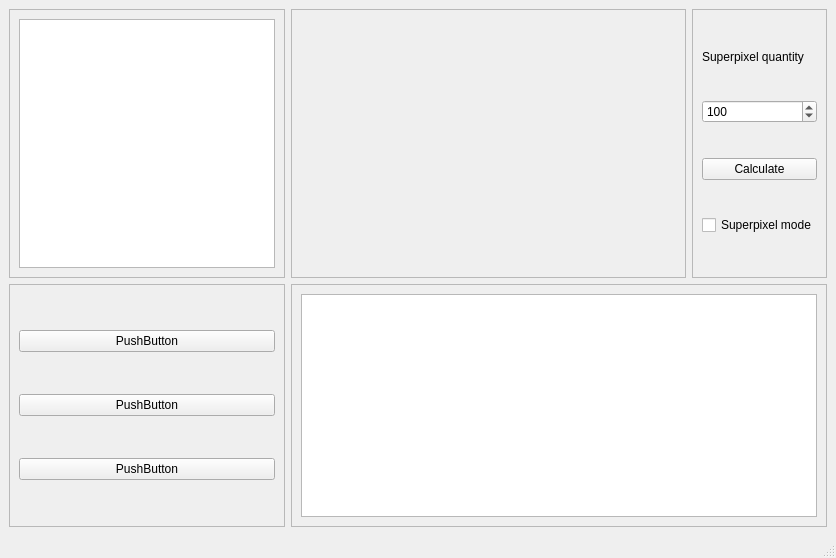
Before: the Qt Designer form gui/bachelor/mainui/designer.ui in MarcoGTL/BachelorProject, drawn with Qt 5.
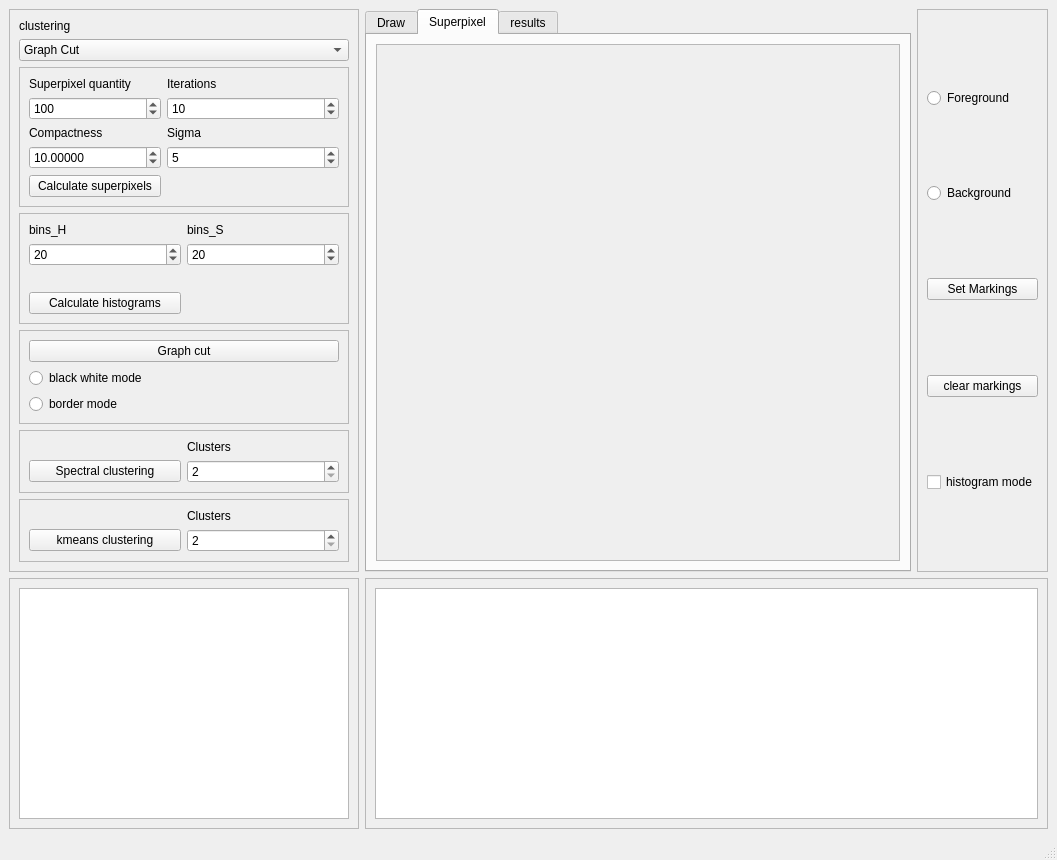
After: the same form once the commit is applied. The open tabs and pages were chosen to show the change.

```diff
--- a/gui/bachelor/mainui/designer.ui
+++ b/gui/bachelor/mainui/designer.ui
@@ -2,6 +2,14 @@
 <ui version="4.0">
  <class>MainWindow</class>
  <widget class="QMainWindow" name="MainWindow">
+  <property name="geometry">
+   <rect>
+    <x>0</x>
+    <y>0</y>
+    <width>1057</width>
+    <height>860</height>
+   </rect>
+  </property>
   <property name="minimumSize">
    <size>
     <width>836</width>
@@ -13,70 +21,317 @@
   </property>
   <widget class="QWidget" name="centralwidget">
    <layout class="QGridLayout" name="gridLayout">
-    <item row="0" column="2">
-     <widget class="QFrame" name="frame_3">
-      <property name="maximumSize">
-       <size>
-        <width>178</width>
-        <height>16777215</height>
-       </size>
-      </property>
-      <property name="frameShape">
-       <enum>QFrame::StyledPanel</enum>
-      </property>
-      <property name="frameShadow">
-       <enum>QFrame::Raised</enum>
-      </property>
-      <layout class="QVBoxLayout" name="verticalLayout_2">
-       <item>
-        <widget class="QLabel" name="label">
-         <property name="maximumSize">
-          <size>
-           <width>132</width>
-           <height>17</height>
-          </size>
-         </property>
-         <property name="text">
-          <string>Superpixel quantity</string>
-         </property>
-        </widget>
-       </item>
-       <item>
-        <widget class="QSpinBox" name="superpixelspin">
-         <property name="minimum">
-          <number>1</number>
-         </property>
-         <property name="maximum">
-          <number>999</number>
-         </property>
-         <property name="value">
-          <number>100</number>
-         </property>
-        </widget>
-       </item>
-       <item>
-        <widget class="QPushButton" name="calculateButton">
-         <property name="text">
-          <string>Calculate</string>
-         </property>
-        </widget>
-       </item>
-       <item>
-        <widget class="QCheckBox" name="superpixelcheck">
-         <property name="text">
-          <string>Superpixel mode</string>
-         </property>
-        </widget>
-       </item>
-      </layout>
-     </widget>
-    </item>
     <item row="0" column="0">
+     <widget class="QFrame" name="frame_5">
+      <property name="maximumSize">
+       <size>
+        <width>350</width>
+        <height>16777215</height>
+       </size>
+      </property>
+      <property name="frameShape">
+       <enum>QFrame::StyledPanel</enum>
+      </property>
+      <property name="frameShadow">
+       <enum>QFrame::Raised</enum>
+      </property>
+      <layout class="QGridLayout" name="gridLayout_2">
+       <item row="2" column="0">
+        <widget class="QFrame" name="frame_7">
+         <property name="frameShape">
+          <enum>QFrame::StyledPanel</enum>
+         </property>
+         <property name="frameShadow">
+          <enum>QFrame::Raised</enum>
+         </property>
+         <layout class="QGridLayout" name="gridLayout_10">
+          <item row="0" column="0">
+           <widget class="QLabel" name="label">
+            <property name="maximumSize">
+             <size>
+              <width>132</width>
+              <height>17</height>
+             </size>
+            </property>
+            <property name="text">
+             <string>Superpixel quantity</string>
+            </property>
+           </widget>
+          </item>
+          <item row="1" column="0">
+           <widget class="QSpinBox" name="superpixelSpinBox">
+            <property name="minimum">
+             <number>1</number>
+            </property>
+            <property name="maximum">
+             <number>9999</number>
+            </property>
+            <property name="value">
+             <number>100</number>
+            </property>
+           </widget>
+          </item>
+          <item row="2" column="1">
+           <widget class="QLabel" name="label_5">
+            <property name="text">
+             <string>Sigma</string>
+            </property>
+           </widget>
+          </item>
+          <item row="3" column="1">
+           <widget class="QSpinBox" name="sigmaSpinBox">
+            <property name="maximum">
+             <number>9999</number>
+            </property>
+            <property name="value">
+             <number>5</number>
+            </property>
+           </widget>
+          </item>
+          <item row="1" column="1">
+           <widget class="QSpinBox" name="iterationsSpinBox">
+            <property name="maximum">
+             <number>999</number>
+            </property>
+            <property name="value">
+             <number>10</number>
+            </property>
+           </widget>
+          </item>
+          <item row="4" column="0">
+           <widget class="QPushButton" name="superpixelButton">
+            <property name="text">
+             <string>Calculate superpixels</string>
+            </property>
+           </widget>
+          </item>
+          <item row="0" column="1">
+           <widget class="QLabel" name="label_3">
+            <property name="text">
+             <string>Iterations</string>
+            </property>
+           </widget>
+          </item>
+          <item row="2" column="0">
+           <widget class="QLabel" name="label_4">
+            <property name="text">
+             <string>Compactness</string>
+            </property>
+           </widget>
+          </item>
+          <item row="3" column="0">
+           <widget class="QDoubleSpinBox" name="compactnessSpinBox">
+            <property name="decimals">
+             <number>5</number>
+            </property>
+            <property name="value">
+             <double>10.000000000000000</double>
+            </property>
+           </widget>
+          </item>
+         </layout>
+        </widget>
+       </item>
+       <item row="5" column="0">
+        <widget class="QFrame" name="graphFrame">
+         <property name="frameShape">
+          <enum>QFrame::StyledPanel</enum>
+         </property>
+         <property name="frameShadow">
+          <enum>QFrame::Raised</enum>
+         </property>
+         <layout class="QGridLayout" name="gridLayout_7">
+          <item row="1" column="0">
+           <widget class="QRadioButton" name="bwRadioButton">
+            <property name="text">
+             <string>black white mode</string>
+            </property>
+           </widget>
+          </item>
+          <item row="0" column="0">
+           <widget class="QPushButton" name="graphcomputeButton">
+            <property name="text">
+             <string>Graph cut</string>
+            </property>
+           </widget>
+          </item>
+          <item row="2" column="0">
+           <widget class="QRadioButton" name="bRadioButton">
+            <property name="text">
+             <string>border mode</string>
+            </property>
+           </widget>
+          </item>
+         </layout>
+        </widget>
+       </item>
+       <item row="1" column="0">
+        <widget class="QComboBox" name="clusteringBox">
+         <item>
+          <property name="text">
+           <string>Graph Cut</string>
+          </property>
+         </item>
+         <item>
+          <property name="text">
+           <string>kmeans clustering</string>
+          </property>
+         </item>
+         <item>
+          <property name="text">
+           <string>Spectral clustering</string>
+          </property>
+         </item>
+        </widget>
+       </item>
+       <item row="7" column="0">
+        <widget class="QFrame" name="kmeansFrame">
+         <property name="frameShape">
+          <enum>QFrame::StyledPanel</enum>
+         </property>
+         <property name="frameShadow">
+          <enum>QFrame::Raised</enum>
+         </property>
+         <layout class="QGridLayout" name="gridLayout_17">
+          <item row="1" column="0">
+           <widget class="QPushButton" name="kmeansButton">
+            <property name="text">
+             <string>kmeans clustering</string>
+            </property>
+           </widget>
+          </item>
+          <item row="1" column="1">
+           <widget class="QSpinBox" name="kclustervalue">
+            <property name="minimum">
+             <number>2</number>
+            </property>
+            <property name="maximum">
+             <number>12</number>
+            </property>
+           </widget>
+          </item>
+          <item row="0" column="1">
+           <widget class="QLabel" name="label_10">
+            <property name="text">
+             <string>Clusters</string>
+            </property>
+           </widget>
+          </item>
+         </layout>
+        </widget>
+       </item>
+       <item row="3" column="0">
+        <widget class="QFrame" name="frame_8">
+         <property name="frameShape">
+          <enum>QFrame::StyledPanel</enum>
+         </property>
+         <property name="frameShadow">
+          <enum>QFrame::Raised</enum>
+         </property>
+         <layout class="QGridLayout" name="gridLayout_12">
+          <item row="1" column="1">
+           <widget class="QSpinBox" name="SSpinBox">
+            <property name="value">
+             <number>20</number>
+            </property>
+           </widget>
+          </item>
+          <item row="0" column="0">
+           <widget class="QLabel" name="label_6">
+            <property name="text">
+             <string>bins_H</string>
+            </property>
+           </widget>
+          </item>
+          <item row="2" column="0">
+           <widget class="QLabel" name="label_8">
+            <property name="text">
+             <string/>
+            </property>
+           </widget>
+          </item>
+          <item row="3" column="0">
+           <widget class="QPushButton" name="histogramButton">
+            <property name="text">
+             <string>Calculate histograms</string>
+            </property>
+           </widget>
+          </item>
+          <item row="0" column="1">
+           <widget class="QLabel" name="label_7">
+            <property name="text">
+             <string>bins_S</string>
+            </property>
+           </widget>
+          </item>
+          <item row="1" column="0">
+           <widget class="QSpinBox" name="HspinBox">
+            <property name="minimum">
+             <number>2</number>
+            </property>
+            <property name="maximum">
+             <number>360</number>
+            </property>
+            <property name="value">
+             <number>20</number>
+            </property>
+           </widget>
+          </item>
+         </layout>
+        </widget>
+       </item>
+       <item row="0" column="0">
+        <widget class="QLabel" name="label_2">
+         <property name="text">
+          <string>clustering</string>
+         </property>
+        </widget>
+       </item>
+       <item row="6" column="0">
+        <widget class="QFrame" name="spectralFrame">
+         <property name="frameShape">
+          <enum>QFrame::StyledPanel</enum>
+         </property>
+         <property name="frameShadow">
+          <enum>QFrame::Raised</enum>
+         </property>
+         <layout class="QGridLayout" name="gridLayout_9">
+          <item row="1" column="0">
+           <widget class="QPushButton" name="spectralButton">
+            <property name="text">
+             <string>Spectral clustering</string>
+            </property>
+           </widget>
+          </item>
+          <item row="1" column="1">
+           <widget class="QSpinBox" name="Sclustervalue">
+            <property name="minimum">
+             <number>2</number>
+            </property>
+            <property name="maximum">
+             <number>12</number>
+            </property>
+           </widget>
+          </item>
+          <item row="0" column="1">
+           <widget class="QLabel" name="label_9">
+            <property name="text">
+             <string>Clusters</string>
+            </property>
+           </widget>
+          </item>
+         </layout>
+        </widget>
+       </item>
+      </layout>
+     </widget>
+    </item>
+    <item row="2" column="0">
      <widget class="QFrame" name="frame">
       <property name="maximumSize">
        <size>
-        <width>276</width>
-        <height>16777215</height>
+        <width>350</width>
+        <height>350</height>
        </size>
       </property>
       <property name="frameShape">
@@ -92,12 +347,118 @@
       </layout>
      </widget>
     </item>
-    <item row="1" column="1" colspan="2">
+    <item row="0" column="1">
+     <widget class="QTabWidget" name="tabWidget">
+      <property name="currentIndex">
+       <number>0</number>
+      </property>
+      <widget class="QWidget" name="drawTab">
+       <attribute name="title">
+        <string>Draw</string>
+       </attribute>
+       <layout class="QGridLayout" name="gridLayout_5">
+        <item row="0" column="0">
+         <widget class="QScrollArea" name="scrollArea">
+          <property name="widgetResizable">
+           <bool>true</bool>
+          </property>
+          <widget class="QWidget" name="scrollAreaWidgetContents">
+           <property name="geometry">
+            <rect>
+             <x>0</x>
+             <y>0</y>
+             <width>492</width>
+             <height>575</height>
+            </rect>
+           </property>
+           <layout class="QGridLayout" name="gridLayout_6">
+            <item row="0" column="0">
+             <widget class="QLabel" name="image">
+              <property name="text">
+               <string/>
+              </property>
+             </widget>
+            </item>
+           </layout>
+          </widget>
+         </widget>
+        </item>
+       </layout>
+      </widget>
+      <widget class="QWidget" name="superpixelTab">
+       <attribute name="title">
+        <string>Superpixel</string>
+       </attribute>
+       <layout class="QGridLayout" name="gridLayout_15">
+        <item row="0" column="0">
+         <widget class="QScrollArea" name="scrollArea_3">
+          <property name="widgetResizable">
+           <bool>true</bool>
+          </property>
+          <widget class="QWidget" name="scrollAreaWidgetContents_2">
+           <property name="geometry">
+            <rect>
+             <x>0</x>
+             <y>0</y>
+             <width>492</width>
+             <height>575</height>
+            </rect>
+           </property>
+           <layout class="QGridLayout" name="gridLayout_16">
+            <item row="0" column="0">
+             <widget class="QLabel" name="superImage">
+              <property name="text">
+               <string/>
+              </property>
+             </widget>
+            </item>
+           </layout>
+          </widget>
+         </widget>
+        </item>
+       </layout>
+      </widget>
+      <widget class="QWidget" name="resultsTab">
+       <attribute name="title">
+        <string>results</string>
+       </attribute>
+       <layout class="QGridLayout" name="gridLayout_8">
+        <item row="0" column="0">
+         <widget class="QScrollArea" name="scrollArea_2">
+          <property name="widgetResizable">
+           <bool>true</bool>
+          </property>
+          <widget class="QWidget" name="scrollAreaWidgetContents_3">
+           <property name="geometry">
+            <rect>
+             <x>0</x>
+             <y>0</y>
+             <width>492</width>
+             <height>575</height>
+            </rect>
+           </property>
+           <layout class="QGridLayout" name="gridLayout_14">
+            <item row="0" column="0">
+             <widget class="QLabel" name="result_image">
+              <property name="text">
+               <string/>
+              </property>
+             </widget>
+            </item>
+           </layout>
+          </widget>
+         </widget>
+        </item>
+       </layout>
+      </widget>
+     </widget>
+    </item>
+    <item row="2" column="1" colspan="2">
      <widget class="QFrame" name="frame_4">
       <property name="maximumSize">
        <size>
         <width>16777215</width>
-        <height>243</height>
+        <height>350</height>
        </size>
       </property>
       <property name="frameShape">
@@ -120,71 +481,59 @@
       </layout>
      </widget>
     </item>
-    <item row="1" column="0">
-     <widget class="QFrame" name="frame_5">
+    <item row="0" column="2">
+     <widget class="QFrame" name="frame_3">
+      <property name="maximumSize">
+       <size>
+        <width>178</width>
+        <height>16777215</height>
+       </size>
+      </property>
       <property name="frameShape">
        <enum>QFrame::StyledPanel</enum>
       </property>
       <property name="frameShadow">
        <enum>QFrame::Raised</enum>
       </property>
-      <layout class="QGridLayout" name="gridLayout_2">
-       <item row="0" column="0">
-        <widget class="QPushButton" name="pushButton_1">
-         <property name="text">
-          <string>PushButton</string>
-         </property>
-        </widget>
-       </item>
+      <layout class="QGridLayout" name="gridLayout_13">
        <item row="1" column="0">
-        <widget class="QPushButton" name="pushButton_4">
+        <widget class="QRadioButton" name="bgRadioButton">
          <property name="text">
-          <string>PushButton</string>
+          <string>Background</string>
+         </property>
+        </widget>
+       </item>
+       <item row="0" column="0">
+        <widget class="QRadioButton" name="fgRadioButton">
+         <property name="text">
+          <string>Foreground</string>
+         </property>
+        </widget>
+       </item>
+       <item row="4" column="0">
+        <widget class="QCheckBox" name="histogramCheckBox">
+         <property name="text">
+          <string>histogram mode</string>
+         </property>
+        </widget>
+       </item>
+       <item row="3" column="0">
+        <widget class="QPushButton" name="clearMarkingsButton">
+         <property name="text">
+          <string>clear markings</string>
          </property>
         </widget>
        </item>
        <item row="2" column="0">
-        <widget class="QPushButton" name="pushButton_2">
+        <widget class="QPushButton" name="markingsButton">
          <property name="text">
-          <string>PushButton</string>
+          <string>Set Markings</string>
          </property>
         </widget>
        </item>
       </layout>
      </widget>
     </item>
-    <item row="0" column="1">
-     <widget class="QScrollArea" name="scrollArea">
-      <property name="minimumSize">
-       <size>
-        <width>352</width>
-        <height>240</height>
-       </size>
-      </property>
-      <property name="widgetResizable">
-       <bool>true</bool>
-      </property>
-      <widget class="QWidget" name="scrollAreaWidgetContents">
-       <property name="geometry">
-        <rect>
-         <x>0</x>
-         <y>0</y>
-         <width>364</width>
-         <height>242</height>
-        </rect>
-       </property>
-       <layout class="QGridLayout" name="gridLayout_5">
-        <item row="0" column="0">
-         <widget class="QLabel" name="image">
-          <property name="text">
-           <string/>
-          </property>
-         </widget>
-        </item>
-       </layout>
-      </widget>
-     </widget>
-    </item>
    </layout>
   </widget>
   <widget class="QMenuBar" name="menubar">
```
Left out of the diff: 2 changed lines with no effect on the pictures.
